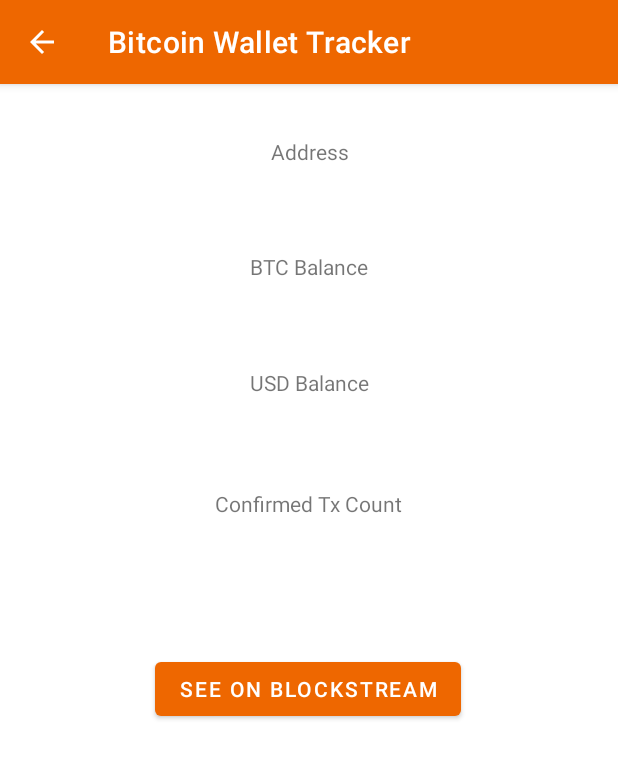
After one commit to angelolamonaca/android_lollipop-BitcoinWalletTracker, an Android app: the WalletDetailsActivity screen opened directly, with no data from a screen before it, on a phone screen of 412 x 824 dp. The commit adds this screen. Shown: the top 759 px of the screen. Run offline under Robolectric (Android 15) with nearby library versions, the phone set to English and light mode, and no system bars; network calls fail.

Commit message:
Add wallet details activity

```diff
--- a/app/build.gradle
+++ b/app/build.gradle
@@ -36,6 +36,8 @@ dependencies {
     implementation 'com.google.android.material:material:1.5.0'
     implementation 'androidx.constraintlayout:constraintlayout:2.1.3'
     testImplementation 'junit:junit:'
+    testImplementation 'org.junit.jupiter:junit-jupiter'
+    testImplementation 'org.junit.jupiter:junit-jupiter'
     androidTestImplementation 'androidx.test.ext:junit:1.1.3'
     androidTestImplementation 'androidx.test.espresso:espresso-core:3.4.0'
 
--- /dev/null
+++ b/app/src/main/java/com/angelolamonaca/myfirstapplication/Activities/WalletDetailsActivity.java
@@ -0,0 +1,17 @@
+package com.angelolamonaca.myfirstapplication.Activities;
+
+import android.os.Bundle;
+
+import androidx.appcompat.app.AppCompatActivity;
+
+import com.angelolamonaca.myfirstapplication.R;
+
+public class WalletDetailsActivity extends AppCompatActivity {
+
+
+    @Override
+    protected void onCreate(Bundle savedInstanceState) {
+        super.onCreate(savedInstanceState);
+        setContentView(R.layout.wallet_details);
+    }
+}
--- a/app/src/main/res/layout/activity_main.xml
+++ b/app/src/main/res/layout/activity_main.xml
@@ -5,7 +5,7 @@
     android:layout_height="match_parent"
     android:background="#BDBDBD"
     android:orientation="vertical"
-    tools:context=".MainActivity">
+    tools:context=".Activities.MainActivity">
 
     <androidx.swiperefreshlayout.widget.SwipeRefreshLayout
         android:id="@+id/pullToRefresh"
--- /dev/null
+++ b/app/src/main/res/layout/wallet_details.xml
@@ -0,0 +1,68 @@
+<?xml version="1.0" encoding="utf-8"?>
+<androidx.constraintlayout.widget.ConstraintLayout xmlns:android="http://schemas.android.com/apk/res/android"
+    xmlns:app="http://schemas.android.com/apk/res-auto"
+    android:layout_width="match_parent"
+    android:layout_height="match_parent">
+
+    <Button
+        android:id="@+id/button"
+        android:layout_width="wrap_content"
+        android:layout_height="wrap_content"
+        android:text="@string/see_on_blockstream"
+        app:layout_constraintBottom_toBottomOf="parent"
+        app:layout_constraintEnd_toEndOf="parent"
+        app:layout_constraintHorizontal_bias="0.498"
+        app:layout_constraintStart_toStartOf="parent"
+        app:layout_constraintTop_toTopOf="parent"
+        app:layout_constraintVertical_bias="0.527" />
+
+    <TextView
+        android:id="@+id/textView12"
+        android:layout_width="wrap_content"
+        android:layout_height="wrap_content"
+        android:text="@string/address"
+        app:layout_constraintBottom_toTopOf="@+id/button"
+        app:layout_constraintEnd_toEndOf="parent"
+        app:layout_constraintHorizontal_bias="0.501"
+        app:layout_constraintStart_toStartOf="parent"
+        app:layout_constraintTop_toTopOf="parent"
+        app:layout_constraintVertical_bias="0.099" />
+
+    <TextView
+        android:id="@+id/textView13"
+        android:layout_width="wrap_content"
+        android:layout_height="wrap_content"
+        android:text="@string/btc_balance"
+        app:layout_constraintBottom_toTopOf="@+id/button"
+        app:layout_constraintEnd_toEndOf="parent"
+        app:layout_constraintHorizontal_bias="0.501"
+        app:layout_constraintStart_toStartOf="parent"
+        app:layout_constraintTop_toBottomOf="@+id/textView12"
+        app:layout_constraintVertical_bias="0.187" />
+
+    <TextView
+        android:id="@+id/textView14"
+        android:layout_width="wrap_content"
+        android:layout_height="wrap_content"
+        android:text="@string/usd_balance"
+        app:layout_constraintBottom_toTopOf="@+id/button"
+        app:layout_constraintEnd_toEndOf="parent"
+        app:layout_constraintHorizontal_bias="0.501"
+        app:layout_constraintStart_toStartOf="parent"
+        app:layout_constraintTop_toBottomOf="@+id/textView13"
+        app:layout_constraintVertical_bias="0.255" />
+
+    <TextView
+        android:id="@+id/textView15"
+        android:layout_width="wrap_content"
+        android:layout_height="wrap_content"
+        android:text="@string/confirmed_tx_count"
+        app:layout_constraintBottom_toTopOf="@+id/button"
+        app:layout_constraintEnd_toEndOf="parent"
+        app:layout_constraintHorizontal_bias="0.501"
+        app:layout_constraintStart_toStartOf="parent"
+        app:layout_constraintTop_toBottomOf="@+id/textView14"
+        app:layout_constraintVertical_bias="0.404" />
+
+
+</androidx.constraintlayout.widget.ConstraintLayout>
--- a/app/src/main/res/values/strings.xml
+++ b/app/src/main/res/values/strings.xml
@@ -1,8 +1,13 @@
 <resources>
-    <string name="app_name">MyFirstApplication</string>
+    <string name="app_name">Bitcoin Wallet Tracker</string>
     <string name="touch_to_start">Touch to Start</string>
     <string name="wallet_address">Wallet Address</string>
     <string name="balance">Balance</string>
     <string name="add_wallet">Add wallet</string>
     <string name="bitcoin_logo">Bitcoin Logo</string>
+    <string name="see_on_blockstream">See on Blockstream</string>
+    <string name="address">Address</string>
+    <string name="btc_balance">BTC Balance</string>
+    <string name="usd_balance">USD Balance</string>
+    <string name="confirmed_tx_count">Confirmed Tx Count</string>
 </resources>
```
Also changed, not shown: app/src/main/AndroidManifest.xml (+8 -1 lines), app/src/main/java/com/angelolamonaca/myfirstapplication/Activities/MainActivity.java (renamed from app/src/main/java/com/angelolamonaca/myfirstapplication/MainActivity.java, +44 -19 lines), app/src/main/java/com/angelolamonaca/myfirstapplication/Adapters/WalletAdapter.java (+13 -19 lines), app/src/main/java/com/angelolamonaca/myfirstapplication/Models/Wallet.java (+11 -8 lines), app/src/main/res/layout/wallet_list.xml (+0 -14 lines), 2 other files.
